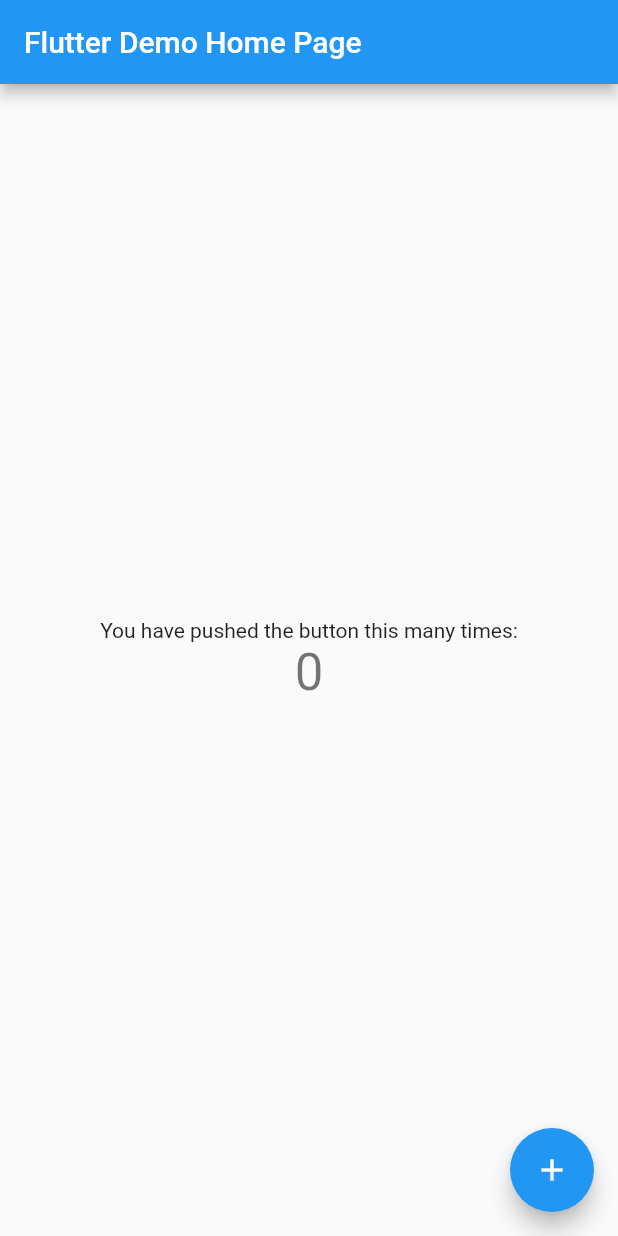
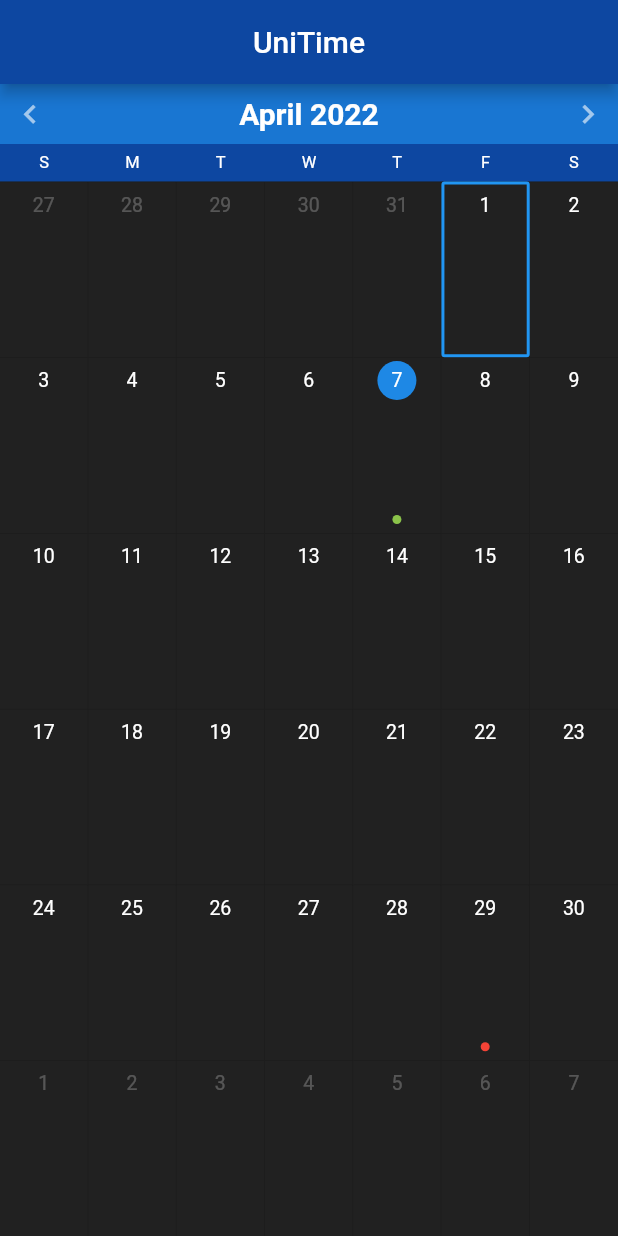
Before and after one commit to jogp10/UniTime, a Flutter app: the screen it shows after launch, on a phone screen of 412 x 824 dp. Run offline on Flutter 3.47's test engine with Material 2 defaults, Android fonts, the light colour scheme and no system bars; drawn by our look-alikes of syncfusion_flutter_calendar.

Commit message:
Started working on the features

```diff
--- a/src/lib/main.dart
+++ b/src/lib/main.dart
@@ -1,115 +1,38 @@
 import 'package:flutter/material.dart';
+import 'package:src/my_custom_form.dart';
+import 'package:src/my_calendar.dart';
+import 'package:syncfusion_flutter_calendar/calendar.dart';
 
 void main() {
-  runApp(const MyApp());
+  runApp(const MaterialApp(
+    home: Home(),
+  ));
 }
 
-class MyApp extends StatelessWidget {
-  const MyApp({Key? key}) : super(key: key);
-
-  // This widget is the root of your application.
-  @override
-  Widget build(BuildContext context) {
-    return MaterialApp(
-      title: 'Flutter Demo',
-      theme: ThemeData(
-        // This is the theme of your application.
-        //
-        // Try running your application with "flutter run". You'll see the
-        // application has a blue toolbar. Then, without quitting the app, try
-        // changing the primarySwatch below to Colors.green and then invoke
-        // "hot reload" (press "r" in the console where you ran "flutter run",
-        // or simply save your changes to "hot reload" in a Flutter IDE).
-        // Notice that the counter didn't reset back to zero; the application
-        // is not restarted.
-        primarySwatch: Colors.blue,
-      ),
-      home: const MyHomePage(title: 'Flutter Demo Home Page'),
-    );
-  }
-}
-
-class MyHomePage extends StatefulWidget {
-  const MyHomePage({Key? key, required this.title}) : super(key: key);
-
-  // This widget is the home page of your application. It is stateful, meaning
-  // that it has a State object (defined below) that contains fields that affect
-  // how it looks.
-
-  // This class is the configuration for the state. It holds the values (in this
-  // case the title) provided by the parent (in this case the App widget) and
-  // used by the build method of the State. Fields in a Widget subclass are
-  // always marked "final".
-
-  final String title;
-
-  @override
-  State<MyHomePage> createState() => _MyHomePageState();
-}
-
-class _MyHomePageState extends State<MyHomePage> {
-  int _counter = 0;
-
-  void _incrementCounter() {
-    setState(() {
-      // This call to setState tells the Flutter framework that something has
-      // changed in this State, which causes it to rerun the build method below
-      // so that the display can reflect the updated values. If we changed
-      // _counter without calling setState(), then the build method would not be
-      // called again, and so nothing would appear to happen.
-      _counter++;
-    });
-  }
+class Home extends StatelessWidget {
+  const Home({Key? key}) : super(key: key);
 
   @override
   Widget build(BuildContext context) {
-    // This method is rerun every time setState is called, for instance as done
-    // by the _incrementCounter method above.
-    //
-    // The Flutter framework has been optimized to make rerunning build methods
-    // fast, so that you can just rebuild anything that needs updating rather
-    // than having to individually change instances of widgets.
     return Scaffold(
       appBar: AppBar(
-        // Here we take the value from the MyHomePage object that was created by
-        // the App.build method, and use it to set our appbar title.
-        title: Text(widget.title),
+        title: const Text('UniTime'),
+        centerTitle: true,
+        backgroundColor: Colors.blue[900],
       ),
-      body: Center(
-        // Center is a layout widget. It takes a single child and positions it
-        // in the middle of the parent.
-        child: Column(
-          // Column is also a layout widget. It takes a list of children and
-          // arranges them vertically. By default, it sizes itself to fit its
-          // children horizontally, and tries to be as tall as its parent.
-          //
-          // Invoke "debug painting" (press "p" in the console, choose the
-          // "Toggle Debug Paint" action from the Flutter Inspector in Android
-          // Studio, or the "Toggle Debug Paint" command in Visual Studio Code)
-          // to see the wireframe for each widget.
-          //
-          // Column has various properties to control how it sizes itself and
-          // how it positions its children. Here we use mainAxisAlignment to
-          // center the children vertically; the main axis here is the vertical
-          // axis because Columns are vertical (the cross axis would be
-          // horizontal).
-          mainAxisAlignment: MainAxisAlignment.center,
-          children: <Widget>[
-            const Text(
-              'You have pushed the button this many times:',
-            ),
-            Text(
-              '$_counter',
-              style: Theme.of(context).textTheme.headline4,
-            ),
-          ],
-        ),
+      body: Container(
+        child: MyCalendar(),
       ),
-      floatingActionButton: FloatingActionButton(
-        onPressed: _incrementCounter,
-        tooltip: 'Increment',
-        child: const Icon(Icons.add),
-      ), // This trailing comma makes auto-formatting nicer for build methods.
     );
+
   }
+
+  Widget buildCustomForm(){
+    return const MyCustomForm();
+  }
+
+  Widget buildCalendar(){
+    return const MyCalendar();
+  }
+
 }
--- /dev/null
+++ b/src/lib/my_calendar.dart
@@ -0,0 +1,82 @@
+import 'package:flutter/material.dart';
+import 'package:syncfusion_flutter_calendar/calendar.dart';
+
+class MyCalendar extends StatelessWidget {
+  const MyCalendar({Key? key}): super(key: key);
+
+  @override
+  Widget build(BuildContext context) {
+    return Scaffold(
+      body: SfCalendar(
+        initialDisplayDate: DateTime(2022,04,01,08,30),
+        initialSelectedDate: DateTime(2022,04,01,08,30),
+        dataSource: MeetingDataSource(getAppointments()),
+        backgroundColor: Colors.black87,
+        todayHighlightColor: Colors.blue[600],
+        view: CalendarView.month,
+        monthViewSettings: const MonthViewSettings(
+          monthCellStyle: MonthCellStyle(
+            textStyle: TextStyle(
+              color: Colors.white,
+            ),
+            leadingDatesTextStyle: TextStyle(
+                color: Colors.white24
+            ),
+            trailingDatesTextStyle: TextStyle(
+                color: Colors.white24
+            ),
+          ),
+
+        ),
+
+        showNavigationArrow: true,
+        viewHeaderStyle: ViewHeaderStyle(
+            backgroundColor: Colors.blue[900],
+            dayTextStyle: const TextStyle(
+              color: Colors.white,
+            )
+        ),
+        headerStyle: CalendarHeaderStyle(
+            textAlign: TextAlign.center,
+            backgroundColor: Colors.blue[700],
+            textStyle: const TextStyle(
+                color: Colors.white,
+                fontSize: 20.0,
+                fontWeight: FontWeight.bold
+            )
+        ),
+      ),
+    );
+  }
+}
+
+List<Appointment> getAppointments(){
+  List<Appointment> meetings = <Appointment>[];
+  final DateTime today = DateTime.now();
+  DateTime startTime = DateTime(today.year, today.month, today.day, 9, 0, 0);
+  DateTime endTime = startTime.add(const Duration(hours: 2));
+
+  meetings.add(Appointment(
+      startTime: startTime,
+      endTime: endTime,
+      subject: 'Evento Pessoal',
+      color: Colors.lightGreen
+  ));
+
+  startTime = DateTime(2022,4,29,13,0,0);
+  endTime = startTime.add(const Duration(hours: 2));
+
+  meetings.add(Appointment(
+      startTime: startTime,
+      endTime: endTime,
+      subject: 'Teste de LC',
+      color: Colors.red
+  ));
+  return meetings;
+}
+
+class MeetingDataSource extends CalendarDataSource {
+  MeetingDataSource(List<Appointment> source) {
+    appointments = source;
+  }
+}
```
Also changed, not shown: src/lib/my_custom_form.dart (added, +74 -0 lines), src/pubspec.yaml (+10 -14 lines), src/fonts/DMSans-Bold.ttf (added), src/fonts/DMSans-BoldItalic.ttf (added), src/fonts/DMSans-Italic.ttf (added), src/fonts/DMSans-Medium.ttf (added), src/fonts/DMSans-MediumItalic.ttf (added), src/fonts/DMSans-Regular.ttf (added), src/pubspec.lock, 1 other file.
